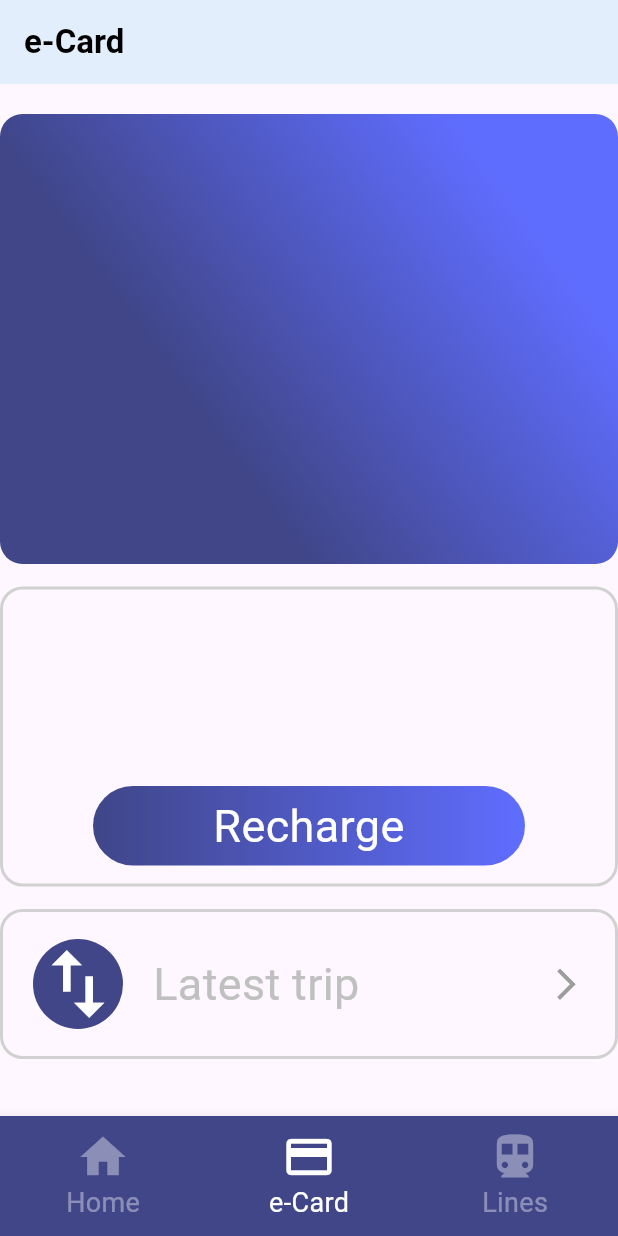
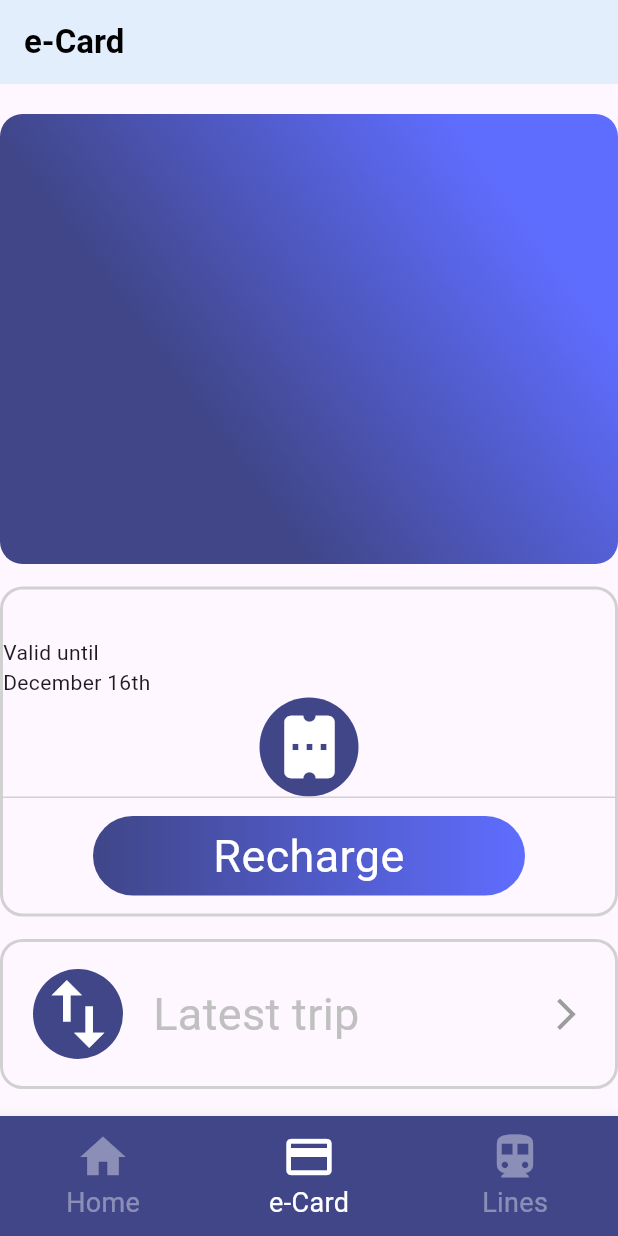
Before and after one commit to francesctr4/FlutterAppProject, a Flutter app: the screen it shows after launch, item 2 of the bottom bar chosen, on a phone screen of 412 x 824 dp. Run offline on Flutter 3.47's test engine with Material 3 defaults, Android fonts, the phone set to English and light mode, and no system bars.

Commit message:
Ecard moved to screen parameter & ecard screen in progress

```diff
--- a/flutter_app_project/project_source/lib/screens/base_screen.dart
+++ b/flutter_app_project/project_source/lib/screens/base_screen.dart
@@ -1,4 +1,5 @@
 import 'package:flutter/material.dart';
+import 'package:project_source/models/e_card_class.dart';
 import 'package:project_source/screens/e_card_screen.dart';
 import 'package:project_source/screens/home_screen.dart';
 import 'package:project_source/screens/lines_screen.dart';
@@ -13,10 +14,22 @@ class BaseScreen extends StatefulWidget {
 class BaseScreenState extends State<BaseScreen> {
   int _selectedIndex = 0;
 
-  // Lista de pantallas
+  // List of screens
   final List<Widget> _screens = [
     const HomeScreen(),
-    const ECardScreen(),
+    ECardScreen(
+      ecard: Ecard(
+        name: "Francesc",
+        firstSurname: "Teruel",
+        secondSurname: "Rodríguez",
+        state: true,
+        profile: "Youth",
+        expiry: "10/24/2033",
+        uid: "004 127 925HJ",
+        titleCharged: "e-Youth",
+        validity: "December 16th",
+      ),
+    ),
     const LinesScreen(),
   ];
 
--- a/flutter_app_project/project_source/lib/screens/e_card_screen.dart
+++ b/flutter_app_project/project_source/lib/screens/e_card_screen.dart
@@ -1,3 +1,5 @@
+import 'dart:math';
+
 import 'package:flutter/material.dart';
 import 'package:project_source/models/e_card_class.dart';
 import 'package:project_source/widgets/latest_trip_widget.dart';
@@ -5,7 +7,12 @@ import 'package:project_source/widgets/latest_trip_widget.dart';
 import '../widgets/ecard_widget.dart';
 
 class ECardScreen extends StatelessWidget {
-  const ECardScreen({super.key});
+  const ECardScreen({
+    super.key,
+    required this.ecard,
+  });
+
+  final Ecard ecard;
 
   @override
   Widget build(BuildContext context) {
@@ -17,24 +24,14 @@ class ECardScreen extends StatelessWidget {
             Align(
               alignment: Alignment.topCenter,
               child: EcardWidget(
-                ecard: Ecard(
-                  name: "Francesc",
-                  firstSurname: "Teruel",
-                  secondSurname: "Rodríguez",
-                  state: true,
-                  profile: "Youth",
-                  expiry: "10/24/2033",
-                  uid: "004 127 925HJ",
-                  titleCharged: "e-Youth",
-                  validity: "December 16th",
-                ),
+                ecard: ecard,
               ),
             ),
             Padding(
               padding: const EdgeInsets.only(top: 15.0),
               child: Container(
                 width: 450,
-                height: 200,
+                height: 220,
                 decoration: BoxDecoration(
                   borderRadius: BorderRadius.circular(15),
                   border: Border.all(
@@ -46,7 +43,38 @@ class ECardScreen extends StatelessWidget {
                   crossAxisAlignment: CrossAxisAlignment.stretch,
                   mainAxisAlignment: MainAxisAlignment.end,
                   children: [
-                    //const Text("Valid until"),
+                    const Text("Valid until"),
+                    Text(ecard.validity),
+                    Padding(
+                      padding: const EdgeInsets.only(
+                        left: 20,
+                        right: 20,
+                      ),
+                      child: Container(
+                        decoration: const BoxDecoration(
+                          shape: BoxShape.circle,
+                          color: Color.fromRGBO(64, 70, 136, 1),
+                        ),
+                        child: Transform.rotate(
+                          angle: 90 * pi / 180,
+                          child: const Padding(
+                            padding: EdgeInsets.all(8.0),
+                            child: Icon(
+                              Icons.confirmation_num,
+                              color: Colors.white,
+                              size: 50,
+                            ),
+                          ),
+                        ),
+                      ),
+                    ),
+                    Padding(
+                      padding: const EdgeInsets.only(bottom: 12),
+                      child: Container(
+                        height: 1,
+                        color: const Color.fromRGBO(209, 209, 209, 1),
+                      ),
+                    ),
                     Padding(
                       padding: const EdgeInsets.only(
                         bottom: 12,
```
